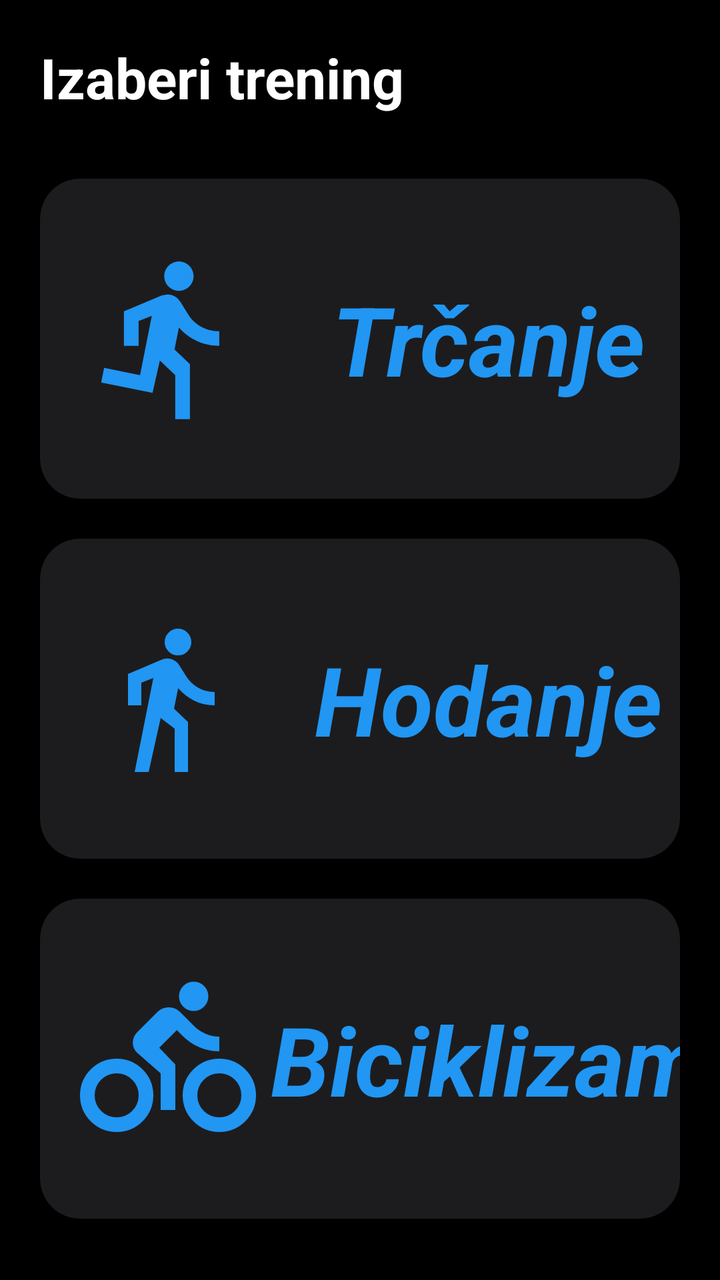
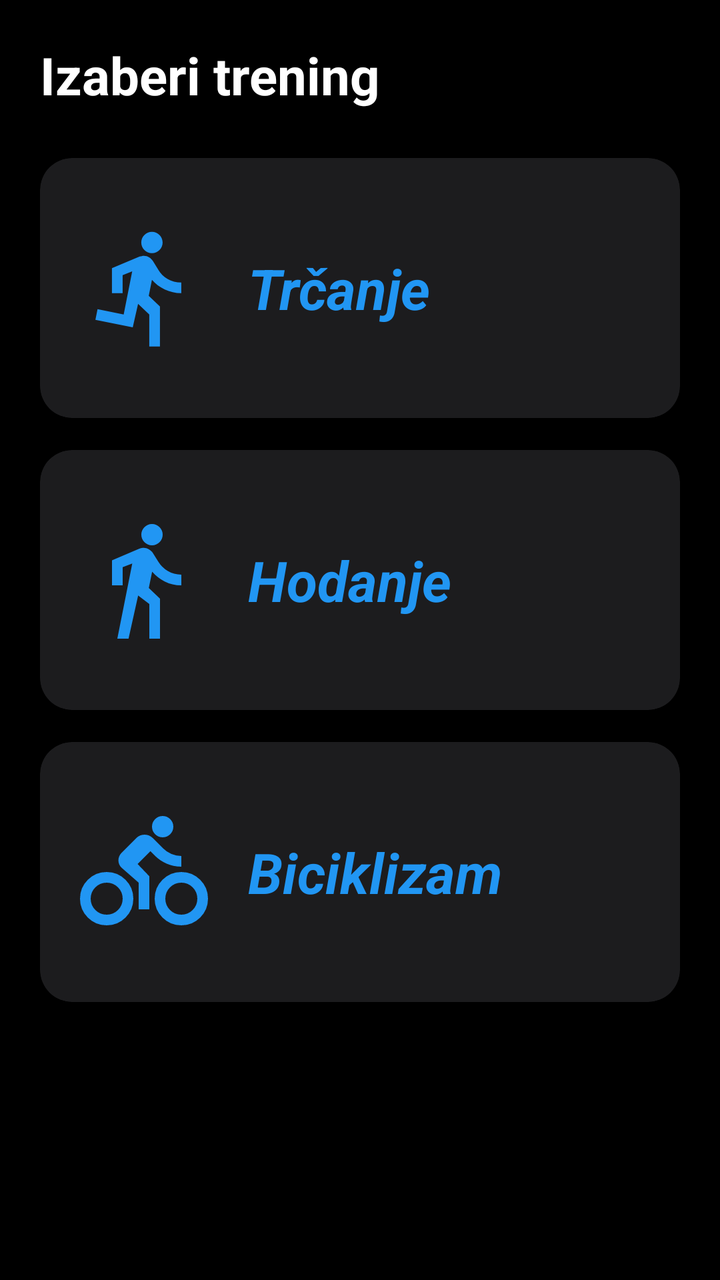

Two renders of the same Android screen: before a commit and after it. Below are the layout's source before the change and the commit's diff.
<!-- AndroidManifest.xml: application theme Theme.FitnessTracker -->
<!-- res/layout/fragment_workout_type.xml -->
<?xml version="1.0" encoding="utf-8"?>
<androidx.core.widget.NestedScrollView xmlns:android="http://schemas.android.com/apk/res/android"
    xmlns:app="http://schemas.android.com/apk/res-auto"
    android:layout_width="match_parent"
    android:layout_height="match_parent"
    android:background="@color/black">

    <LinearLayout
        android:layout_width="match_parent"
        android:layout_height="wrap_content"
        android:orientation="vertical"
        android:padding="20dp">

        <TextView
            android:layout_width="wrap_content"
            android:layout_height="wrap_content"
            android:layout_marginBottom="32dp"
            android:text="@string/choose_workout"
            android:textColor="@color/white"
            android:textSize="28sp"
            android:textStyle="bold" />

        
        <androidx.cardview.widget.CardView
            android:id="@+id/cvRunning"
            android:layout_width="match_parent"
            android:layout_height="160dp"
            android:layout_marginBottom="20dp"
            android:clickable="true"
            android:focusable="true"
            android:foreground="?android:attr/selectableItemBackground"
            app:cardBackgroundColor="#1C1C1E"
            app:cardCornerRadius="20dp"
            app:cardElevation="0dp">

            <androidx.constraintlayout.widget.ConstraintLayout
                android:layout_width="match_parent"
                android:layout_height="match_parent">

                <ImageView
                    android:id="@+id/ivRunning"
                    android:layout_width="0dp"
                    android:layout_height="match_parent"
                    android:padding="20dp"
                    android:src="@drawable/running"
                    app:layout_constraintBottom_toBottomOf="parent"
                    app:layout_constraintStart_toStartOf="parent"
                    app:layout_constraintTop_toTopOf="parent"
                    app:layout_constraintWidth_percent="0.4"
                    app:tint="@color/blue_primary" />

                <TextView
                    android:layout_width="wrap_content"
                    android:layout_height="wrap_content"
                    android:text="@string/running"
                    android:textColor="@color/blue_primary"
                    android:textSize="48sp"
                    android:textStyle="bold|italic"
                    app:layout_constraintBottom_toBottomOf="parent"
                    app:layout_constraintEnd_toEndOf="parent"
                    app:layout_constraintStart_toEndOf="@+id/ivRunning"
                    app:layout_constraintTop_toTopOf="parent" />
            </androidx.constraintlayout.widget.ConstraintLayout>
        </androidx.cardview.widget.CardView>

        
        <androidx.cardview.widget.CardView
            android:id="@+id/cvWalking"
            android:layout_width="match_parent"
            android:layout_height="160dp"
            android:layout_marginBottom="20dp"
            android:clickable="true"
            android:focusable="true"
            android:foreground="?android:attr/selectableItemBackground"
            app:cardBackgroundColor="#1C1C1E"
            app:cardCornerRadius="20dp"
            app:cardElevation="0dp">

            <androidx.constraintlayout.widget.ConstraintLayout
                android:layout_width="match_parent"
                android:layout_height="match_parent">

                <ImageView
                    android:id="@+id/ivWalking"
                    android:layout_width="0dp"
                    android:layout_height="match_parent"
                    android:padding="24dp"
                    android:src="@drawable/directions_walk"
                    app:layout_constraintBottom_toBottomOf="parent"
                    app:layout_constraintStart_toStartOf="parent"
                    app:layout_constraintTop_toTopOf="parent"
                    app:layout_constraintWidth_percent="0.4"
                    app:tint="@color/blue_primary" />

                <TextView
                    android:layout_width="wrap_content"
                    android:layout_height="wrap_content"
                    android:text="@string/walking"
                    android:textColor="@color/blue_primary"
                    android:textSize="48sp"
                    android:textStyle="bold|italic"
                    app:layout_constraintBottom_toBottomOf="parent"
                    app:layout_constraintEnd_toEndOf="parent"
                    app:layout_constraintStart_toEndOf="@+id/ivWalking"
                    app:layout_constraintTop_toTopOf="parent" />
            </androidx.constraintlayout.widget.ConstraintLayout>
        </androidx.cardview.widget.CardView>

        
        <androidx.cardview.widget.CardView
            android:id="@+id/cvCycling"
            android:layout_width="match_parent"
            android:layout_height="160dp"
            android:layout_marginBottom="20dp"
            android:clickable="true"
            android:focusable="true"
            android:foreground="?android:attr/selectableItemBackground"
            app:cardBackgroundColor="#1C1C1E"
            app:cardCornerRadius="20dp"
            app:cardElevation="0dp">

            <androidx.constraintlayout.widget.ConstraintLayout
                android:layout_width="match_parent"
                android:layout_height="match_parent">

                <ImageView
                    android:id="@+id/ivCycling"
                    android:layout_width="0dp"
                    android:layout_height="match_parent"
                    android:padding="20dp"
                    android:src="@drawable/directions_bike"
                    app:layout_constraintBottom_toBottomOf="parent"
                    app:layout_constraintStart_toStartOf="parent"
                    app:layout_constraintTop_toTopOf="parent"
                    app:layout_constraintWidth_percent="0.4"
                    app:tint="@color/blue_primary" />

                <TextView
                    android:layout_width="wrap_content"
                    android:layout_height="wrap_content"
                    android:text="@string/cycling"
                    android:textColor="@color/blue_primary"
                    android:textSize="48sp"
                    android:textStyle="bold|italic"
                    app:layout_constraintBottom_toBottomOf="parent"
                    app:layout_constraintEnd_toEndOf="parent"
                    app:layout_constraintStart_toEndOf="@+id/ivCycling"
                    app:layout_constraintTop_toTopOf="parent" />
            </androidx.constraintlayout.widget.ConstraintLayout>
        </androidx.cardview.widget.CardView>

    </LinearLayout>
</androidx.core.widget.NestedScrollView>
<!-- resources referenced by this layout -->
<resources>
  <color name="black">#000000</color>
  <color name="blue_primary">#2196F3</color>
  <color name="white">#FFFFFF</color>
  <!-- drawable directions_bike (drawable) -->
  <vector xmlns:android="http://schemas.android.com/apk/res/android"
      android:width="24dp"
      android:height="24dp"
      android:viewportWidth="960"
      android:viewportHeight="960">
    <path
        android:pathData="M200,880q-83,0 -141.5,-58.5T0,680q0,-83 58.5,-141.5T200,480q83,0 141.5,58.5T400,680q0,83 -58.5,141.5T200,880ZM285,765q35,-35 35,-85t-35,-85q-35,-35 -85,-35t-85,35q-35,35 -35,85t35,85q35,35 85,35t85,-35ZM440,760v-200L312,448q-12,-11 -18,-25.5t-6,-30.5q0,-16 6.5,-30.5T312,336l112,-112q12,-12 27.5,-18t32.5,-6q17,0 32.5,6t27.5,18l76,76q28,28 64,44t76,16v80q-57,0 -108.5,-22T560,356l-32,-32 -96,96 88,92v248h-80ZM563.5,196.5Q540,173 540,140t23.5,-56.5Q587,60 620,60t56.5,23.5Q700,107 700,140t-23.5,56.5Q653,220 620,220t-56.5,-23.5ZM760,880q-83,0 -141.5,-58.5T560,680q0,-83 58.5,-141.5T760,480q83,0 141.5,58.5T960,680q0,83 -58.5,141.5T760,880ZM845,765q35,-35 35,-85t-35,-85q-35,-35 -85,-35t-85,35q-35,35 -35,85t35,85q35,35 85,35t85,-35Z"
        android:fillColor="#e3e3e3"/>
  </vector>
  <!-- drawable directions_walk (drawable) -->
  <vector xmlns:android="http://schemas.android.com/apk/res/android"
      android:width="24dp"
      android:height="24dp"
      android:viewportWidth="960"
      android:viewportHeight="960">
    <path
        android:pathData="m280,920 l112,-564 -72,28v136h-80v-188l202,-86q14,-6 29.5,-7t29.5,4q14,5 26.5,14t20.5,23l40,64q26,42 70.5,69T760,440v80q-70,0 -125,-29t-94,-74l-25,123 84,80v300h-80v-260l-84,-64 -72,324h-84ZM483.5,196.5Q460,173 460,140t23.5,-56.5Q507,60 540,60t56.5,23.5Q620,107 620,140t-23.5,56.5Q573,220 540,220t-56.5,-23.5Z"
        android:fillColor="#e3e3e3"/>
  </vector>
  <!-- drawable running (drawable) -->
  <vector xmlns:android="http://schemas.android.com/apk/res/android"
      android:autoMirrored="true"
      android:height="24dp"
      android:viewportHeight="24"
      android:viewportWidth="24"
      android:width="24dp">
        
      <path android:fillColor="@android:color/white" android:pathData="M13.49,5.48c1.1,0 2,-0.9 2,-2s-0.9,-2 -2,-2 -2,0.9 -2,2 0.9,2 2,2zM9.89,19.38l1,-4.4 2.1,2v6h2v-7.5l-2.1,-2 0.6,-3c1.3,1.5 3.3,2.5 5.5,2.5v-2c-1.9,0 -3.5,-1 -4.3,-2.4l-1,-1.6c-0.4,-0.6 -1,-1 -1.7,-1 -0.3,0 -0.5,0.1 -0.8,0.1l-5.2,2.2v4.7h2v-3.4l1.8,-0.7 -1.6,8.1 -4.9,-1 -0.4,2 7,1.4z"/>
      
  </vector>
  <string name="choose_workout">Izaberi trening</string>
  <string name="cycling">Biciklizam</string>
  <string name="running">Trčanje</string>
  <string name="walking">Hodanje</string>
  <style name="Theme.FitnessTracker" parent="Base.Theme.FitnessTracker" />
  <style name="Base.Theme.FitnessTracker" parent="Theme.Material3.DayNight.NoActionBar">
          
          <item name="colorPrimary">@color/blue_primary</item>
          <item name="colorOnPrimary">@color/white</item>
          <item name="colorPrimaryContainer">@color/blue_dark</item>
          <item name="colorOnPrimaryContainer">@color/white</item>
  
          
          <item name="colorSecondary">@color/blue_light</item>
          <item name="colorOnSecondary">@color/black</item>
  
          
          <item name="android:windowBackground">@color/black</item>
          <item name="colorSurface">@color/surface_dark</item>
          <item name="colorOnSurface">@color/white</item>
  
          
          <item name="android:statusBarColor">@color/black</item>
          <item name="android:navigationBarColor">@color/black</item>
      </style>
  <color name="blue_dark">#1976D2</color>
  <color name="blue_light">#64B5F6</color>
  <color name="surface_dark">#1E1E1E</color>
</resources>

<!-- the commit's change to res/layout/fragment_workout_type.xml (unified diff, before → after) -->
@@ -3,6 +3,7 @@
     xmlns:app="http://schemas.android.com/apk/res-auto"
     android:layout_width="match_parent"
     android:layout_height="match_parent"
+    android:fillViewport="true"
     android:background="@color/black">
 
     <LinearLayout
@@ -14,48 +15,50 @@
         <TextView
             android:layout_width="wrap_content"
             android:layout_height="wrap_content"
-            android:layout_marginBottom="32dp"
+            android:layout_marginBottom="24dp"
             android:text="@string/choose_workout"
             android:textColor="@color/white"
-            android:textSize="28sp"
+            android:textSize="@dimen/workout_title_size"
             android:textStyle="bold" />
 
         
         <androidx.cardview.widget.CardView
             android:id="@+id/cvRunning"
             android:layout_width="match_parent"
-            android:layout_height="160dp"
-            android:layout_marginBottom="20dp"
+            android:layout_height="@dimen/workout_card_height"
+            android:layout_marginBottom="@dimen/card_margin_bottom"
             android:clickable="true"
             android:focusable="true"
             android:foreground="?android:attr/selectableItemBackground"
             app:cardBackgroundColor="#1C1C1E"
-            app:cardCornerRadius="20dp"
+            app:cardCornerRadius="16dp"
             app:cardElevation="0dp">
 
             <androidx.constraintlayout.widget.ConstraintLayout
                 android:layout_width="match_parent"
-                android:layout_height="match_parent">
+                android:layout_height="match_parent"
+                android:paddingHorizontal="20dp">
 
                 <ImageView
                     android:id="@+id/ivRunning"
-                    android:layout_width="0dp"
-                    android:layout_height="match_parent"
-                    android:padding="20dp"
+                    android:layout_width="@dimen/workout_icon_size"
+                    android:layout_height="@dimen/workout_icon_size"
                     android:src="@drawable/running"
                     app:layout_constraintBottom_toBottomOf="parent"
                     app:layout_constraintStart_toStartOf="parent"
                     app:layout_constraintTop_toTopOf="parent"
-                    app:layout_constraintWidth_percent="0.4"
                     app:tint="@color/blue_primary" />
 
                 <TextView
-                    android:layout_width="wrap_content"
+                    android:layout_width="0dp"
                     android:layout_height="wrap_content"
+                    android:layout_marginStart="20dp"
                     android:text="@string/running"
                     android:textColor="@color/blue_primary"
-                    android:textSize="48sp"
+                    android:textSize="@dimen/card_text_size"
                     android:textStyle="bold|italic"
+                    android:maxLines="1"
+                    android:ellipsize="end"
                     app:layout_constraintBottom_toBottomOf="parent"
                     app:layout_constraintEnd_toEndOf="parent"
                     app:layout_constraintStart_toEndOf="@+id/ivRunning"
@@ -67,38 +70,40 @@
         <androidx.cardview.widget.CardView
             android:id="@+id/cvWalking"
             android:layout_width="match_parent"
-            android:layout_height="160dp"
-            android:layout_marginBottom="20dp"
+            android:layout_height="@dimen/workout_card_height"
+            android:layout_marginBottom="@dimen/card_margin_bottom"
             android:clickable="true"
             android:focusable="true"
             android:foreground="?android:attr/selectableItemBackground"
             app:cardBackgroundColor="#1C1C1E"
-            app:cardCornerRadius="20dp"
+            app:cardCornerRadius="16dp"
             app:cardElevation="0dp">
 
             <androidx.constraintlayout.widget.ConstraintLayout
                 android:layout_width="match_parent"
-                android:layout_height="match_parent">
+                android:layout_height="match_parent"
+                android:paddingHorizontal="20dp">
 
                 <ImageView
                     android:id="@+id/ivWalking"
-                    android:layout_width="0dp"
-                    android:layout_height="match_parent"
-                    android:padding="24dp"
+                    android:layout_width="@dimen/workout_icon_size"
+                    android:layout_height="@dimen/workout_icon_size"
                     android:src="@drawable/directions_walk"
                     app:layout_constraintBottom_toBottomOf="parent"
                     app:layout_constraintStart_toStartOf="parent"
                     app:layout_constraintTop_toTopOf="parent"
-                    app:layout_constraintWidth_percent="0.4"
                     app:tint="@color/blue_primary" />
 
                 <TextView
-                    android:layout_width="wrap_content"
+                    android:layout_width="0dp"
                     android:layout_height="wrap_content"
+                    android:layout_marginStart="20dp"
                     android:text="@string/walking"
                     android:textColor="@color/blue_primary"
-                    android:textSize="48sp"
+                    android:textSize="@dimen/card_text_size"
                     android:textStyle="bold|italic"
+                    android:maxLines="1"
+                    android:ellipsize="end"
                     app:layout_constraintBottom_toBottomOf="parent"
                     app:layout_constraintEnd_toEndOf="parent"
                     app:layout_constraintStart_toEndOf="@+id/ivWalking"
@@ -110,38 +115,40 @@
         <androidx.cardview.widget.CardView
             android:id="@+id/cvCycling"
             android:layout_width="match_parent"
-            android:layout_height="160dp"
-            android:layout_marginBottom="20dp"
+            android:layout_height="@dimen/workout_card_height"
+            android:layout_marginBottom="@dimen/card_margin_bottom"
             android:clickable="true"
             android:focusable="true"
             android:foreground="?android:attr/selectableItemBackground"
             app:cardBackgroundColor="#1C1C1E"
-            app:cardCornerRadius="20dp"
+            app:cardCornerRadius="16dp"
             app:cardElevation="0dp">
 
             <androidx.constraintlayout.widget.ConstraintLayout
                 android:layout_width="match_parent"
-                android:layout_height="match_parent">
+                android:layout_height="match_parent"
+                android:paddingHorizontal="20dp">
 
                 <ImageView
                     android:id="@+id/ivCycling"
-                    android:layout_width="0dp"
-                    android:layout_height="match_parent"
-                    android:padding="20dp"
+                    android:layout_width="@dimen/workout_icon_size"
+                    android:layout_height="@dimen/workout_icon_size"
                     android:src="@drawable/directions_bike"
                     app:layout_constraintBottom_toBottomOf="parent"
                     app:layout_constraintStart_toStartOf="parent"
                     app:layout_constraintTop_toTopOf="parent"
-                    app:layout_constraintWidth_percent="0.4"
                     app:tint="@color/blue_primary" />
 
                 <TextView
-                    android:layout_width="wrap_content"
+                    android:layout_width="0dp"
                     android:layout_height="wrap_content"
+                    android:layout_marginStart="20dp"
                     android:text="@string/cycling"
                     android:textColor="@color/blue_primary"
-                    android:textSize="48sp"
+                    android:textSize="@dimen/card_text_size"
                     android:textStyle="bold|italic"
+                    android:maxLines="1"
+                    android:ellipsize="end"
                     app:layout_constraintBottom_toBottomOf="parent"
                     app:layout_constraintEnd_toEndOf="parent"
                     app:layout_constraintStart_toEndOf="@+id/ivCycling"
<!-- resource entries referenced after the edit -->
@@ -3,6 +3,11 @@
   <color name="black">#000000</color>
   <color name="blue_primary">#2196F3</color>
   <color name="white">#FFFFFF</color>
+  <dimen name="card_margin_bottom">16dp</dimen>
+  <dimen name="card_text_size">28sp</dimen>
+  <dimen name="workout_card_height">130dp</dimen>
+  <dimen name="workout_icon_size">64dp</dimen>
+  <dimen name="workout_title_size">26sp</dimen>
   <!-- drawable directions_bike (drawable) -->
   <vector xmlns:android="http://schemas.android.com/apk/res/android"
       android:width="24dp"
